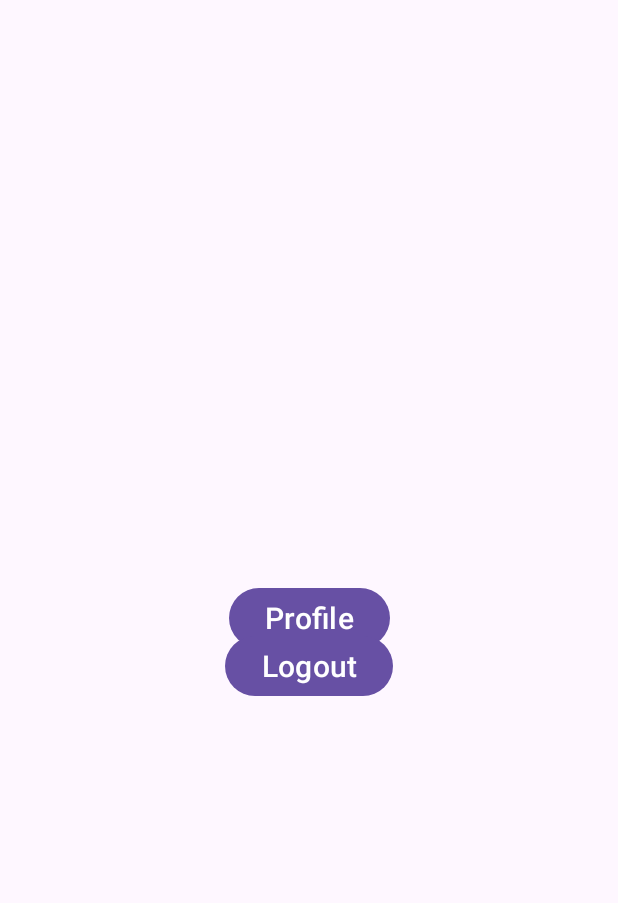
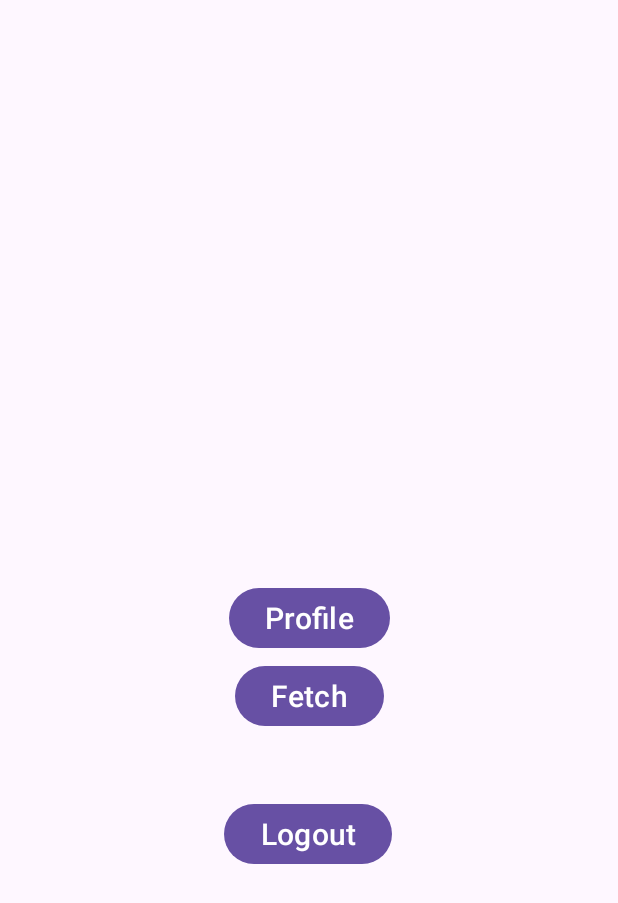
Before and after one commit to anhbanlinhle/vital-hub, an Android app: the MainActivity screen opened directly, with no data from a screen before it, on a phone screen of 412 x 824 dp. Shown: the top 903 px of the screen. Run offline under Robolectric (Android 15) with nearby library versions, the phone set to English and light mode, and no system bars.

Commit message:
init client package for fetching server

```diff
--- a/vital_hub/app/build.gradle.kts
+++ b/vital_hub/app/build.gradle.kts
@@ -35,6 +35,8 @@ dependencies {
     implementation("com.squareup.picasso:picasso:2.8")
     implementation("de.hdodenhof:circleimageview:3.1.0")
     implementation("com.google.android.gms:play-services-auth:20.7.0")
+    implementation("com.squareup.retrofit2:retrofit:2.9.0")
+    implementation("com.squareup.retrofit2:converter-gson:2.9.0")
     implementation("androidx.appcompat:appcompat:1.6.1")
     implementation("com.google.android.material:material:1.9.0")
     implementation("androidx.constraintlayout:constraintlayout:2.1.4")
--- a/vital_hub/app/src/main/java/com/example/vital_hub/MainActivity.java
+++ b/vital_hub/app/src/main/java/com/example/vital_hub/MainActivity.java
@@ -19,6 +19,7 @@ public class MainActivity extends AppCompatActivity {
     TextView email;
     TextView displayName;
     Button logoutBtn;
+    Button fetch;
     @Override
     protected void onCreate(Bundle savedInstanceState) {
         WindowCompat.setDecorFitsSystemWindows(getWindow(), false);
@@ -29,6 +30,7 @@ public class MainActivity extends AppCompatActivity {
         email = findViewById(R.id.email);
         displayName = findViewById(R.id.displayName);
         logoutBtn = findViewById(R.id.btnLogout);
+        fetch = findViewById(R.id.fetch);
 
         Intent intent = getIntent();
         email.setText(intent.getStringExtra("email"));
@@ -39,6 +41,13 @@ public class MainActivity extends AppCompatActivity {
             @Override
             public void onClick(View view) {
                 openUserprofie();
+            }
+        });
+        fetch.setOnClickListener(new View.OnClickListener() {
+            @Override
+            public void onClick(View view) {
+                Intent intent = new Intent(MainActivity.this, Fetch.class);
+                startActivity(intent);
             }
         });
         logoutBtn.setOnClickListener(new View.OnClickListener() {
--- a/vital_hub/app/src/main/res/layout/activity_main.xml
+++ b/vital_hub/app/src/main/res/layout/activity_main.xml
@@ -18,6 +18,17 @@
         app:layout_constraintTop_toTopOf="parent"
         app:layout_constraintHorizontal_bias="0.5"
         app:layout_constraintVertical_bias="0.2" />
+
+    <Button
+        android:id="@+id/fetch"
+        android:layout_width="wrap_content"
+        android:layout_height="wrap_content"
+        android:layout_marginTop="440dp"
+        android:text="Fetch"
+        android:textSize="20dp"
+        app:layout_constraintEnd_toEndOf="parent"
+        app:layout_constraintStart_toStartOf="parent"
+        app:layout_constraintTop_toTopOf="parent" />
 
     <TextView android:id="@+id/displayName"
         android:layout_width="wrap_content"
@@ -48,11 +59,11 @@
         android:id="@+id/btnLogout"
         android:layout_width="wrap_content"
         android:layout_height="wrap_content"
-        android:layout_marginTop="420dp"
+        android:layout_marginTop="532dp"
         android:text="Logout"
         android:textSize="20dp"
         app:layout_constraintEnd_toEndOf="parent"
-        app:layout_constraintHorizontal_bias="0.5"
+        app:layout_constraintHorizontal_bias="0.498"
         app:layout_constraintStart_toStartOf="parent"
         app:layout_constraintTop_toTopOf="parent" />
 </androidx.constraintlayout.widget.ConstraintLayout>
```
Also changed, not shown: vital_hub/app/src/main/AndroidManifest.xml (+9 -3 lines), vital_hub/app/src/main/java/com/example/vital_hub/Fetch.java (added, +49 -0 lines), vital_hub/app/src/main/java/com/example/vital_hub/client/Api.java (added, +20 -0 lines), vital_hub/app/src/main/java/com/example/vital_hub/client/Controller.java (added, +11 -0 lines), vital_hub/app/src/main/java/com/example/vital_hub/client/ResponseObject.java (added, +37 -0 lines), vital_hub/app/src/main/res/layout/activity_fetch.xml (added, +23 -0 lines).
